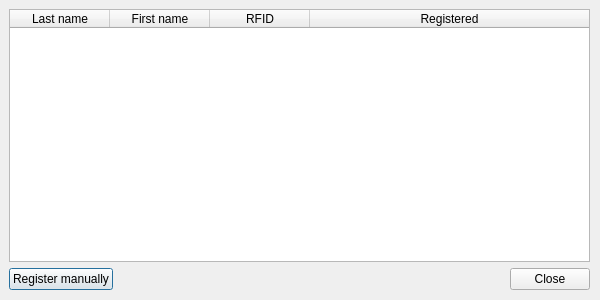
Qt form qt/manager/uis/dlg_event_visitors.ui (mabragor/foobar) before a commit.
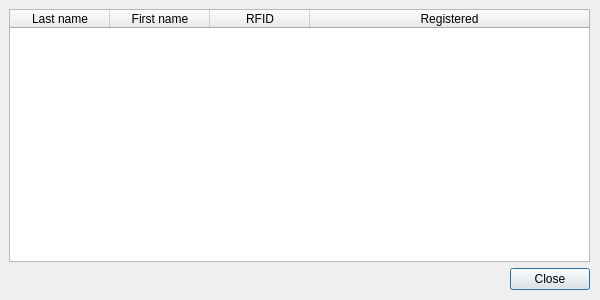
The same form after that commit.

Commit message: Bug #132: Remove button for manual registration of a visit from visitors dialog.

Diff of the .ui file:
```diff
--- a/qt/manager/uis/dlg_event_visitors.ui
+++ b/qt/manager/uis/dlg_event_visitors.ui
@@ -67,13 +67,6 @@
     </item>
     <item>
      <layout class="QHBoxLayout" name="horizontalLayout">
-      <item>
-       <widget class="QPushButton" name="buttonManual">
-        <property name="text">
-         <string>Register manually</string>
-        </property>
-       </widget>
-      </item>
       <item>
        <spacer name="horizontalSpacer">
         <property name="orientation">
```
The commit also changes 1 other file.
